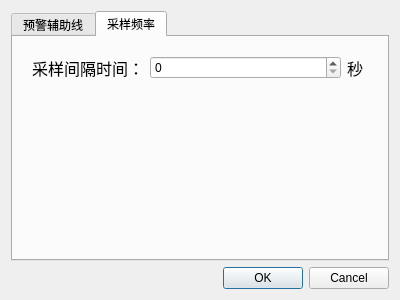
Old version of the form hello_world/linx_monitor/gui/config.ui in the repository WatsonJay/python_test.
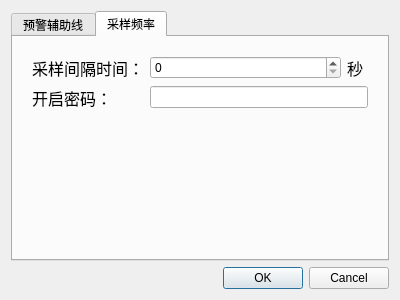
New version of the form. The open tabs and pages were chosen to show the change.

The edit to the form file:
```diff
--- a/hello_world/linx_monitor/gui/config.ui
+++ b/hello_world/linx_monitor/gui/config.ui
@@ -196,6 +196,26 @@
            </item>
           </layout>
          </item>
+         <item row="1" column="0">
+          <widget class="QLabel" name="label_9">
+           <property name="font">
+            <font>
+             <family>微软雅黑</family>
+             <pointsize>12</pointsize>
+            </font>
+           </property>
+           <property name="text">
+            <string>开启密码：</string>
+           </property>
+          </widget>
+         </item>
+         <item row="1" column="1">
+          <widget class="QLineEdit" name="lineEdit">
+           <property name="echoMode">
+            <enum>QLineEdit::Password</enum>
+           </property>
+          </widget>
+         </item>
         </layout>
        </item>
       </layout>
```
